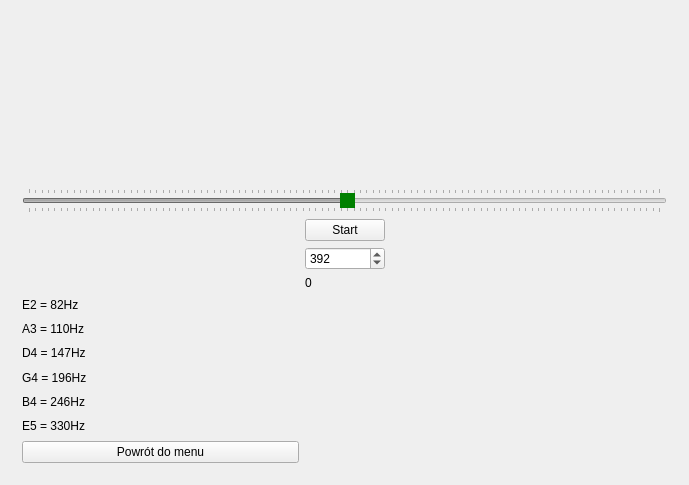
This is mainwindow.ui in december0123/dzwiekspert as Qt 5 draws it before an edit. The edited form follows.
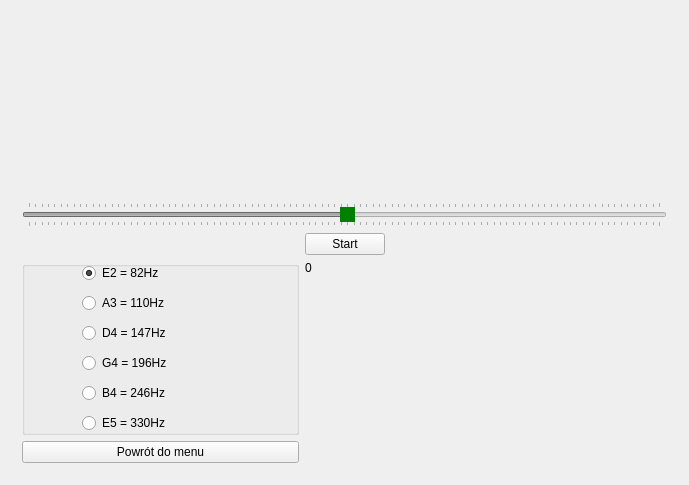
This is the edited form.

Commit message: Radio buttons

The edit to the form file:
```diff
--- a/mainwindow.ui
+++ b/mainwindow.ui
@@ -125,29 +125,6 @@
           </property>
          </widget>
         </item>
-        <item row="6" column="1">
-         <spacer name="verticalSpacer_2">
-          <property name="orientation">
-           <enum>Qt::Vertical</enum>
-          </property>
-          <property name="sizeHint" stdset="0">
-           <size>
-            <width>20</width>
-            <height>40</height>
-           </size>
-          </property>
-         </spacer>
-        </item>
-        <item row="4" column="1">
-         <widget class="QSpinBox" name="idealFreq">
-          <property name="maximum">
-           <number>9999</number>
-          </property>
-          <property name="value">
-           <number>392</number>
-          </property>
-         </widget>
-        </item>
         <item row="0" column="0" colspan="3">
          <spacer name="verticalSpacer">
           <property name="orientation">
@@ -243,58 +220,113 @@
           </property>
          </widget>
         </item>
-        <item row="5" column="1">
+        <item row="4" column="1">
          <widget class="QLabel" name="currFreq">
           <property name="text">
            <string>0</string>
           </property>
          </widget>
         </item>
-        <item row="6" column="0">
-         <layout class="QVBoxLayout" name="verticalLayout">
-          <item>
-           <widget class="QLabel" name="label">
+        <item row="5" column="1">
+         <spacer name="verticalSpacer_2">
+          <property name="orientation">
+           <enum>Qt::Vertical</enum>
+          </property>
+          <property name="sizeHint" stdset="0">
+           <size>
+            <width>20</width>
+            <height>40</height>
+           </size>
+          </property>
+         </spacer>
+        </item>
+        <item row="4" column="0" rowspan="2">
+         <widget class="QGroupBox" name="groupBox">
+          <property name="title">
+           <string/>
+          </property>
+          <widget class="QRadioButton" name="tune_e2">
+           <property name="geometry">
+            <rect>
+             <x>60</x>
+             <y>0</y>
+             <width>101</width>
+             <height>24</height>
+            </rect>
+           </property>
             <property name="text">
              <string>E2 = 82Hz</string>
             </property>
-           </widget>
-          </item>
-          <item>
-           <widget class="QLabel" name="label_2">
+           <property name="checked">
+            <bool>true</bool>
+           </property>
+          </widget>
+          <widget class="QRadioButton" name="tune_a3">
+           <property name="geometry">
+            <rect>
+             <x>60</x>
+             <y>30</y>
+             <width>101</width>
+             <height>24</height>
+            </rect>
+           </property>
             <property name="text">
              <string>A3 = 110Hz</string>
             </property>
            </widget>
-          </item>
-          <item>
-           <widget class="QLabel" name="label_4">
+          <widget class="QRadioButton" name="tune_d4">
+           <property name="geometry">
+            <rect>
+             <x>60</x>
+             <y>60</y>
+             <width>101</width>
+             <height>24</height>
+            </rect>
+           </property>
             <property name="text">
              <string>D4 = 147Hz</string>
             </property>
            </widget>
-          </item>
-          <item>
-           <widget class="QLabel" name="label_3">
+          <widget class="QRadioButton" name="tune_e5">
+           <property name="geometry">
+            <rect>
+             <x>60</x>
+             <y>150</y>
+             <width>101</width>
+             <height>24</height>
+            </rect>
+           </property>
+           <property name="text">
+            <string>E5 = 330Hz</string>
+           </property>
+          </widget>
+          <widget class="QRadioButton" name="tune_g4">
+           <property name="geometry">
+            <rect>
+             <x>60</x>
+             <y>90</y>
+             <width>101</width>
+             <height>24</height>
+            </rect>
+           </property>
             <property name="text">
              <string>G4 = 196Hz</string>
             </property>
            </widget>
-          </item>
-          <item>
-           <widget class="QLabel" name="label_5">
+          <widget class="QRadioButton" name="tune_b4">
+           <property name="geometry">
+            <rect>
+             <x>60</x>
+             <y>120</y>
+             <width>101</width>
+             <height>24</height>
+            </rect>
+           </property>
             <property name="text">
              <string>B4 = 246Hz</string>
             </property>
            </widget>
-          </item>
-          <item>
-           <widget class="QLabel" name="label_6">
-            <property name="text">
-             <string>E5 = 330Hz</string>
-            </property>
-           </widget>
-          </item>
-         </layout>
+         </widget>
         </item>
        </layout>
       </widget>
```
Left out of the diff: 2 changed lines with no effect on the pictures. Lines whose indentation alone changed are shown as unchanged. The commit also changes 3 other files.
